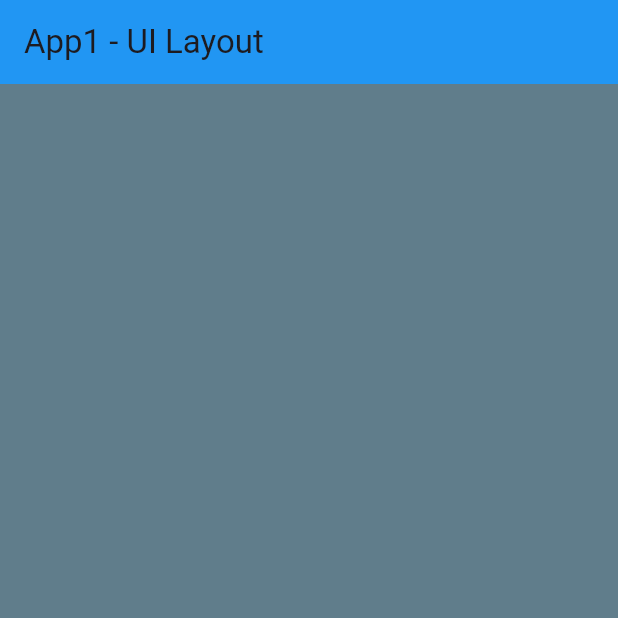
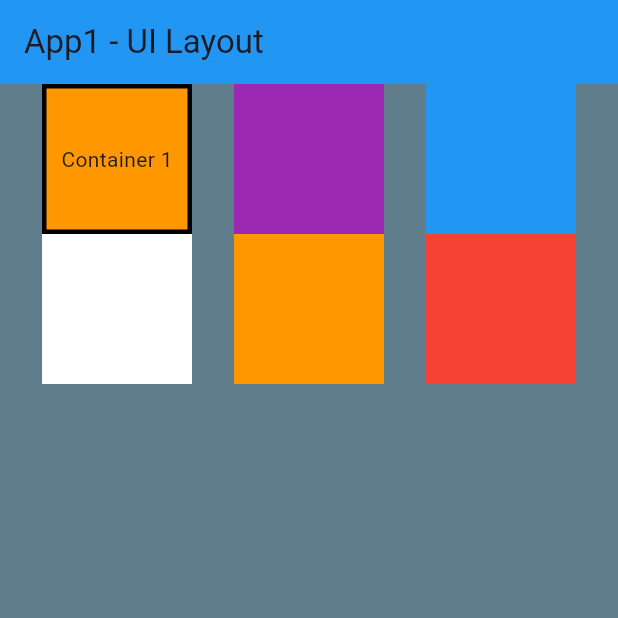
Before and after one commit to SheaSpoff/DMIT2504-Assignments, a Flutter app: the screen it shows after launch, on a phone screen of 412 x 824 dp, the top half of it. Run offline on Flutter 3.47's test engine with Material 3 defaults, Android fonts, the phone set to English and light mode, and no system bars.

Commit message:
Container 1 complete

```diff
--- a/assignment_1/lib/main.dart
+++ b/assignment_1/lib/main.dart
@@ -25,12 +25,62 @@ class MyApp extends StatelessWidget {
           title: const Text("App1 - UI Layout"),
           backgroundColor: Colors.blue,
         ),
-        body: const Row(
+        body: Row(
+          // const??
           mainAxisAlignment: MainAxisAlignment.spaceEvenly,
           mainAxisSize: MainAxisSize.max,
           children: <Widget>[
             //TODO: Put your code here to complete this app.
-
+            Column(
+              children: [
+                Container(
+                  height: 100,
+                  width: 100,
+                  decoration: BoxDecoration(
+                    color: Colors.orange,
+                    border: Border.all(color: Colors.black, width: 3),
+                  ),
+                  child: const Center(
+                    child: Text(
+                      'Container 1',
+                    ),
+                  ),
+                ),
+                Container(
+                  height: 100,
+                  width: 100,
+                  color: Colors.white,
+                )
+              ],
+            ),
+            Column(
+              children: [
+                Container(
+                  height: 100,
+                  width: 100,
+                  color: Colors.purple,
+                ),
+                Container(
+                  height: 100,
+                  width: 100,
+                  color: Colors.orange,
+                )
+              ],
+            ),
+            Column(
+              children: [
+                Container(
+                  height: 100,
+                  width: 100,
+                  color: Colors.blue,
+                ),
+                Container(
+                  height: 100,
+                  width: 100,
+                  color: Colors.red,
+                )
+              ],
+            ),
           ],
         ),
       ),
```
